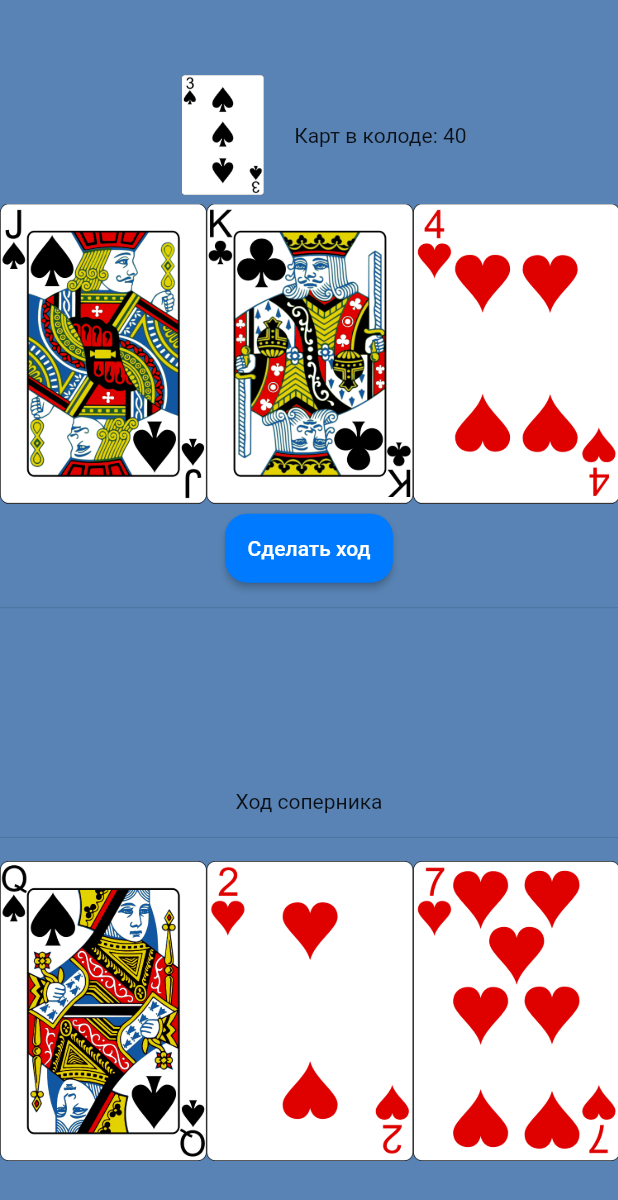
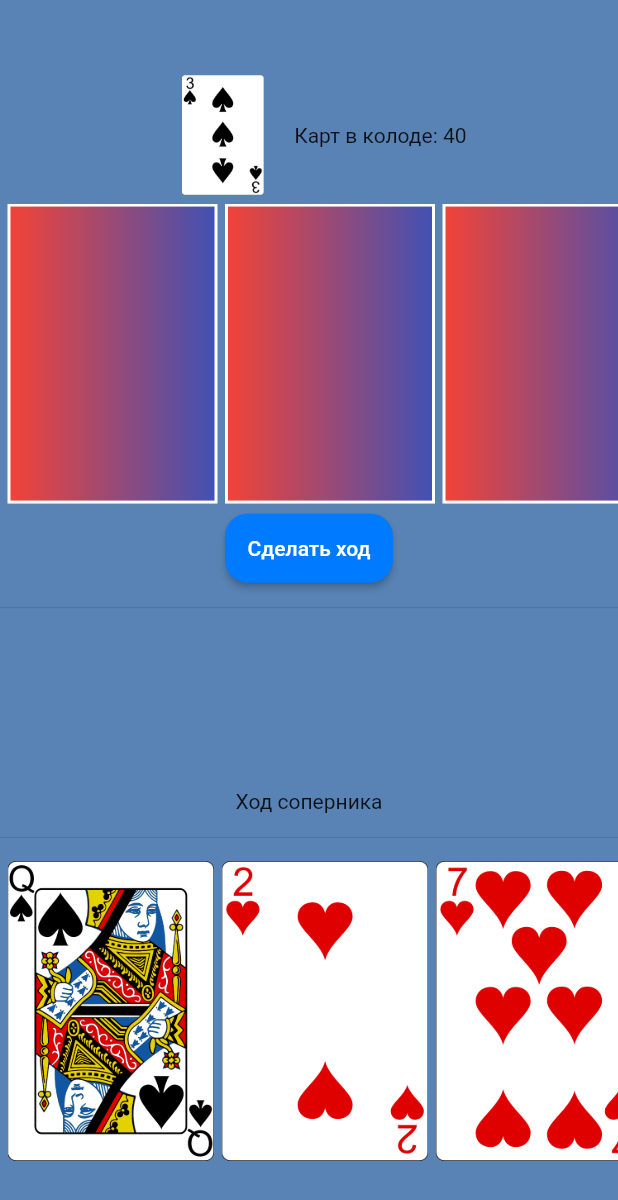
Before and after one commit to Sgooll/flutter-durak, a Flutter app: the screen it shows after launch, after a tap on "Игрок против бота", on a phone screen of 412 x 824 dp. Shown: the top 1200 px of the screen. Run offline on Flutter 3.47's test engine with Material 2 defaults, Android fonts, the phone set to English and light mode, and no system bars; statements that could not run were skipped.

Commit message:
bug fixed

```diff
--- a/lib/src/feature/game/ai_vs_player_page.dart
+++ b/lib/src/feature/game/ai_vs_player_page.dart
@@ -60,8 +60,18 @@ class _AiVsPlayerPageState extends State<AiVsPlayerPage> {
                     itemCount: widget.player1.hand.length,
                     itemBuilder: (context, index) {
                       return SizedBox(
-                          child: Image.asset(
-                              widget.player1.hand[index].imagePath));
+                          child: Container(
+                        margin: EdgeInsets.only(left: 5),
+                        width: 140,
+                        height: 300,
+                        decoration: BoxDecoration(
+                            //color: Colors.red,
+                            gradient: LinearGradient(colors: [
+                              Colors.red,
+                              Colors.indigo,
+                            ]),
+                            border: Border.all(color: Colors.white, width: 2)),
+                      ));
                     }),
               ),
               if (widget.player1.isAttack && !playerMove)
@@ -100,13 +110,14 @@ class _AiVsPlayerPageState extends State<AiVsPlayerPage> {
                           " player 1 hand after take cards  = ${widget.player1.hand.length}");
                       print("qty = ${Game.deck.length}");
                       setState(() {
-                        playerMove = false;
                         if (widget.player1.grabbed) {
+                          playerMove = true;
                           widget.player2.isAttack = true;
                           widget.player2.isDefend = false;
                           widget.player1.isAttack = false;
                           widget.player1.isDefend = true;
                         } else {
+                          playerMove = false;
                           widget.player2.isAttack = false;
                           widget.player2.isDefend = true;
                           widget.player1.isAttack = true;
@@ -123,9 +134,7 @@ class _AiVsPlayerPageState extends State<AiVsPlayerPage> {
                       style: AppTextTheme.button,
                     )),
               Divider(height: 20),
-              AnimatedSize(
-                duration: Duration(seconds: 1),
-                child: SizedBox(
+              SizedBox(
                   height: 100,
                   child: Row(
                     children: [
@@ -140,7 +149,6 @@ class _AiVsPlayerPageState extends State<AiVsPlayerPage> {
                         )
                     ],
                   )),
-              ),
               Center(
                 child: Text(playerMove ? "Ваш ход" : "Ход соперника"),
               ),
@@ -160,6 +168,9 @@ class _AiVsPlayerPageState extends State<AiVsPlayerPage> {
                       style: AppTextTheme.button,
                     )),*/
               if (playerMove)
+                Row(
+                  mainAxisAlignment: MainAxisAlignment.spaceAround,
+                  children: [
                     Button(
                         onPressed: () async {
                           if (widget.player2.isAttack) {
@@ -283,6 +294,8 @@ class _AiVsPlayerPageState extends State<AiVsPlayerPage> {
                             "Бито",
                             style: AppTextTheme.button,
                           )),
+                  ],
+                ),
               SizedBox(
                 height: 200,
                 child: ListView.builder(
@@ -348,6 +361,7 @@ class _AiVsPlayerPageState extends State<AiVsPlayerPage> {
                                 }
                               : null,
                           child: Container(
+                            margin: EdgeInsets.only(left: 5),
                             decoration: BoxDecoration(
                                 borderRadius: BorderRadius.circular(10),
                                 border: chosenCards
--- a/lib/src/feature/main_menu/main_menu_page.dart
+++ b/lib/src/feature/main_menu/main_menu_page.dart
@@ -39,6 +39,9 @@ class _MainMenuPageState extends State<MainMenuPage> {
                     "Бот против бота",
                     style: AppTextTheme.button,
                   )),
+              SizedBox(
+                height: 20,
+              ),
               Button(
                   onPressed: () {
                     Game.initGame();
```
Lines whose indentation alone changed are shown as unchanged.
